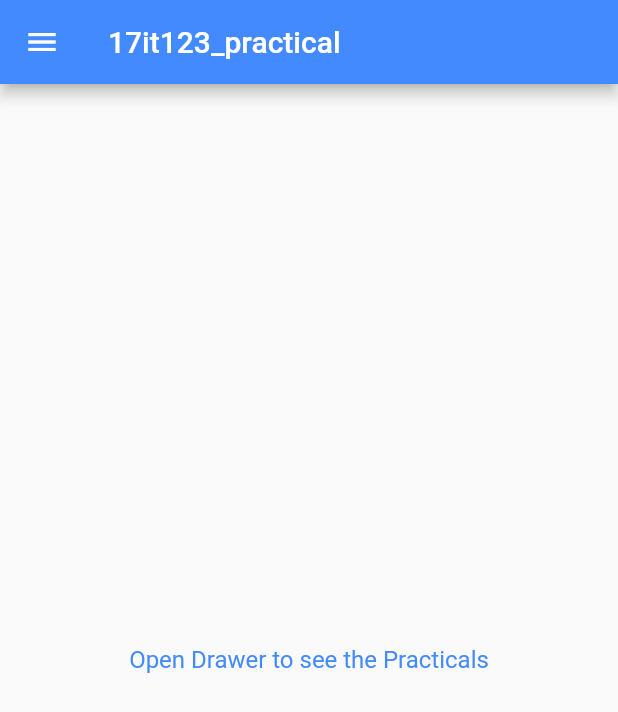
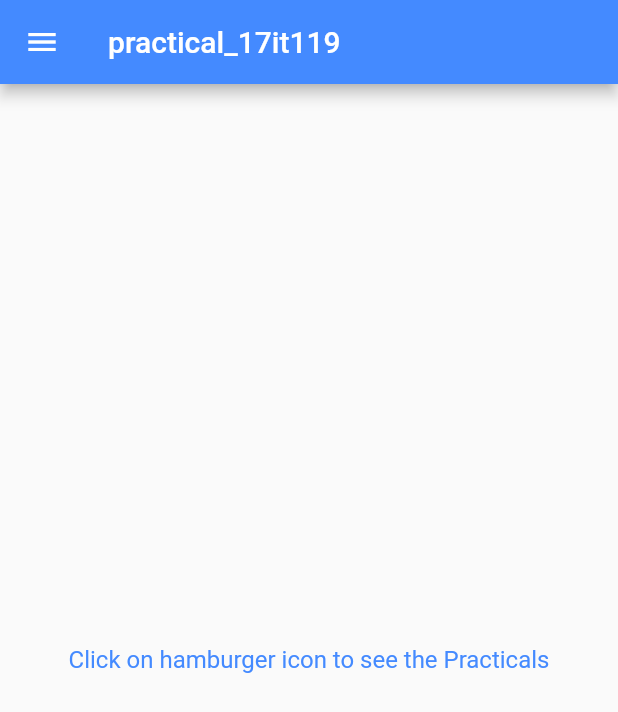
Before and after one commit to premtibadiya/FlutterPracticals, a Flutter app: the screen it shows after launch, on a phone screen of 412 x 824 dp. Shown: the top 712 px of the screen. Run offline on Flutter 3.47's test engine with Material 2 defaults, Android fonts, the phone set to English and light mode, and no system bars; our stand-ins replace fluttertoast, webview_flutter; missing offline and left inert: torch.

Commit message:
updation was required

```diff
--- a/lib/Practical4.dart
+++ b/lib/Practical4.dart
@@ -33,7 +33,7 @@ class _Practical4State extends State<Practical4> {
 
                ),
                RaisedButton(
-                 child: Text("feranhit"),
+                 child: Text("Fahrenheit"),
                  onPressed: (){
 
                    if(a.toString().isNotEmpty){
--- a/lib/main.dart
+++ b/lib/main.dart
@@ -15,12 +15,12 @@ class MyApp extends StatelessWidget {
       title: "practical",
       home: Scaffold(
         appBar: AppBar(
-          title: Text("17it123_practical"),
+          title: Text("practical_17it119"),
           backgroundColor: Colors.blueAccent,
         ),
         drawer: DrawerOnly(),
         body: Center(
-          child: Text("Open Drawer to see the Practicals",
+          child: Text("Click on hamburger icon to see the Practicals",
           style: TextStyle(
             fontSize: 16.0,
             color: Colors.blueAccent,
```
